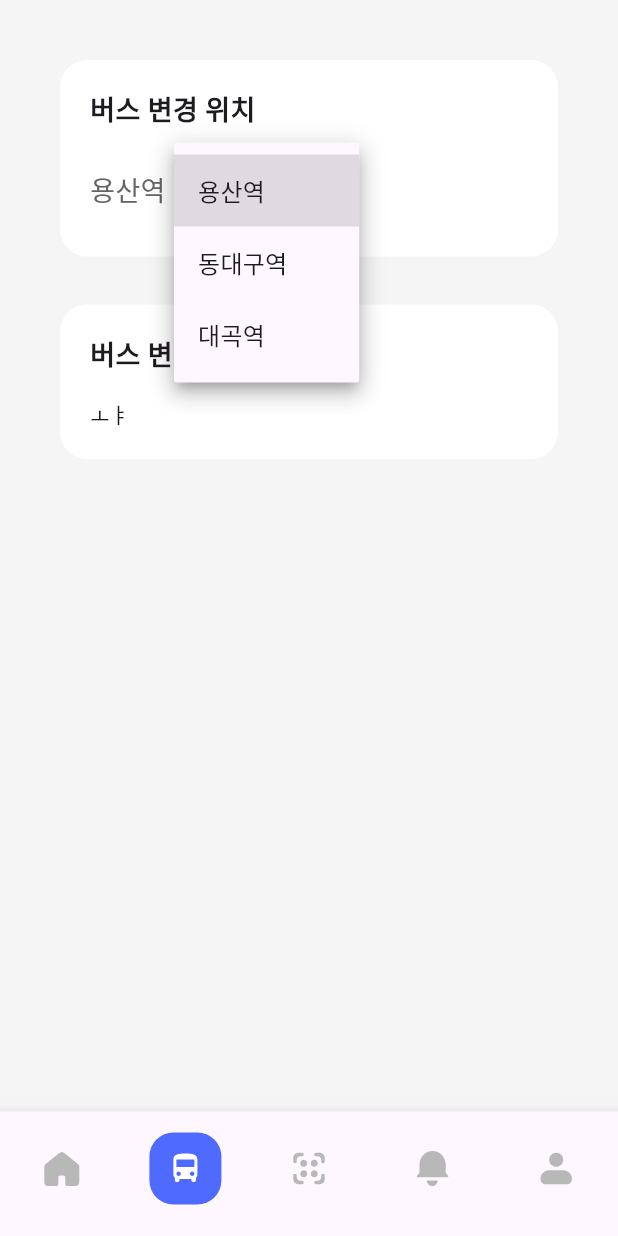
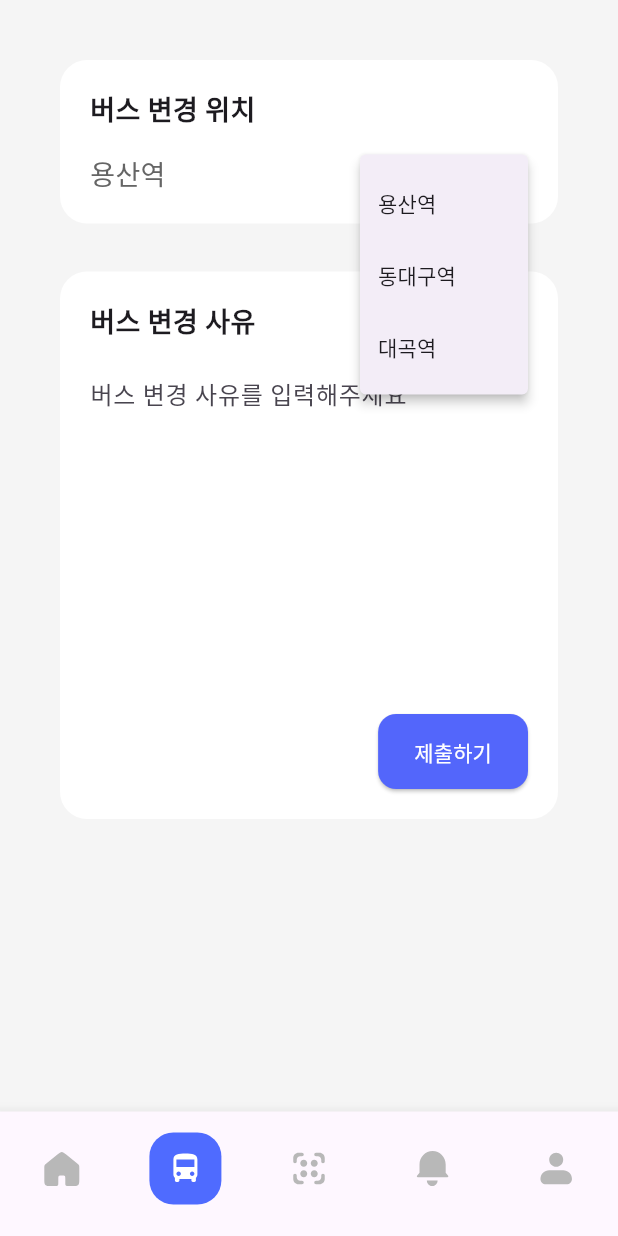
Before and after one commit to TeamBlick/app, a Flutter app: the HomeScreen screen opened directly, item 2 of the bottom bar chosen, after a tap on "용산역", on a phone screen of 412 x 824 dp. Run offline on Flutter 3.47's test engine with Material 3 defaults, Android fonts, the phone set to English and light mode, and no system bars; our stand-ins replace flutter_svg.

Commit message:
Refactor : DropdownButton을 PopupMenuButton으로 교체하고 TextFormField expands/maxLines assert 수정

```diff
--- a/lib/screens/home/tabs/bus_tab.dart
+++ b/lib/screens/home/tabs/bus_tab.dart
@@ -17,7 +17,7 @@ class _BusTabState extends State<BusTab> {
         children: const [
           SectionCard(title: "버스 변경 위치", child: _BusChangeDropdown()),
           const SizedBox(height: 32),
-          SectionCard(title: "버스 변경 사유", child: Text("ㅗㅑ")),
+          SectionCard(title: "버스 변경 사유", child: BusChangeReason()),
         ],
       ),
     );
@@ -41,28 +41,37 @@ class _BusChangeDropdownState extends State<_BusChangeDropdown> {
       children: [
         const Text(
           "용산역",
-          style: TextStyle(
-            color: Color(0xFF656565),
-            fontSize: 18,
-          ),
+          style: TextStyle(color: Color(0xFF656565), fontSize: 18),
         ),
         SizedBox(
           width: 220,
           child: Row(
+            mainAxisAlignment: MainAxisAlignment.end,
             children: [
-              DropdownButtonHideUnderline(
-                child: DropdownButton<String>(
-                  value: selectedTerminal,
-                  items: const [
-                    DropdownMenuItem(value: "용산역", child: Text("용산역")),
-                    DropdownMenuItem(value: "동대구역", child: Text("동대구역")),
-                    DropdownMenuItem(value: "대곡역", child: Text("대곡역")),
+              PopupMenuButton<String>(
+                onSelected: (value) {
+                  setState(() {
+                    selectedTerminal = value; // 선택값 변경
+                  });
+                },
+                itemBuilder: (context) => const [
+                  PopupMenuItem(value: "용산역", child: Text("용산역")),
+                  PopupMenuItem(value: "동대구역", child: Text("동대구역")),
+                  PopupMenuItem(value: "대곡역", child: Text("대곡역")),
+                ],
+                child: Row(
+                  children: [
+                    Text(
+                      selectedTerminal,
+                      style: const TextStyle(
+                        color: Color(0xFF4F6BFF),
+                        fontSize: 18,
+                        fontWeight: FontWeight.w700,
+                      ),
+                    ),
+                    const SizedBox(width: 6),
+                    const Icon(Icons.unfold_more, color: Color(0xFF4F6BFF)),
                   ],
-                  onChanged: (value) {
-                    setState(() {
-                      selectedTerminal = value!; // 선택값 변경
-                    });
-                  },
                 ),
               ),
             ],
@@ -72,3 +81,50 @@ class _BusChangeDropdownState extends State<_BusChangeDropdown> {
     );
   }
 }
+
+class BusChangeReason extends StatefulWidget {
+  const BusChangeReason({super.key});
+  @override
+  State<BusChangeReason> createState() => _BusChangeReasonState();
+}
+
+class _BusChangeReasonState extends State<BusChangeReason> {
+  @override
+  Widget build(BuildContext context) {
+    return Column(
+      children: [
+        SizedBox(
+          height: 200,
+          child: TextFormField(
+            //큰 필드가 안됨 그래서 Textfrom
+            maxLines: null, // expands=true와 함께 사용 시 필수
+            expands: true, //
+            keyboardType: TextInputType.multiline, //키보드도 여러줄 입력 가능하게
+            decoration: InputDecoration(
+              hintText: "버스 변경 사유를 입력해주세요",
+              border: InputBorder.none,
+            ),
+            style: TextStyle(color: Color(0xFF6A6A6A), height: 1.25),
+          ),
+        ),
+        SizedBox(height: 32,),
+        Align(
+          alignment: Alignment.centerRight,
+          child: SizedBox(
+            height: 50,
+            child: ElevatedButton(
+              child: Text("제출하기",style: TextStyle(color: Color.fromARGB(255, 255, 255, 255))),
+              onPressed: () {},
+              style: ElevatedButton.styleFrom(
+                backgroundColor: const Color.fromRGBO(83, 102, 251, 1),
+                shape: RoundedRectangleBorder(
+                  borderRadius: BorderRadius.circular(12),
+                ),
+              ),
+            ),
+          ),
+        ),
+      ],
+    );
+  }
+}
```
